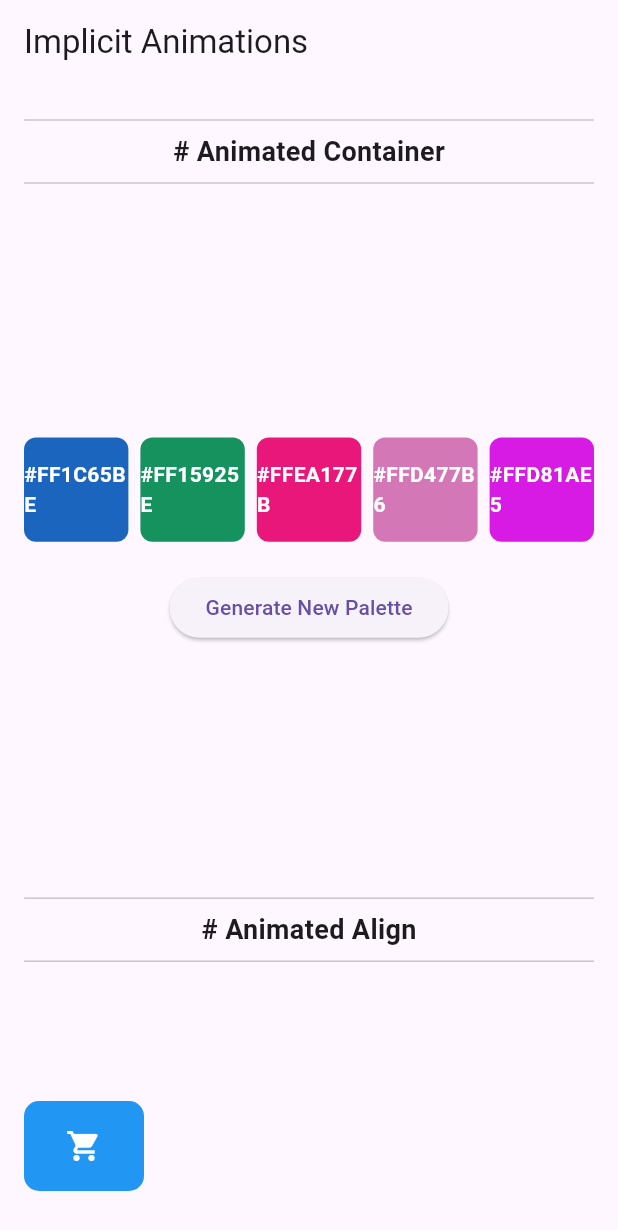
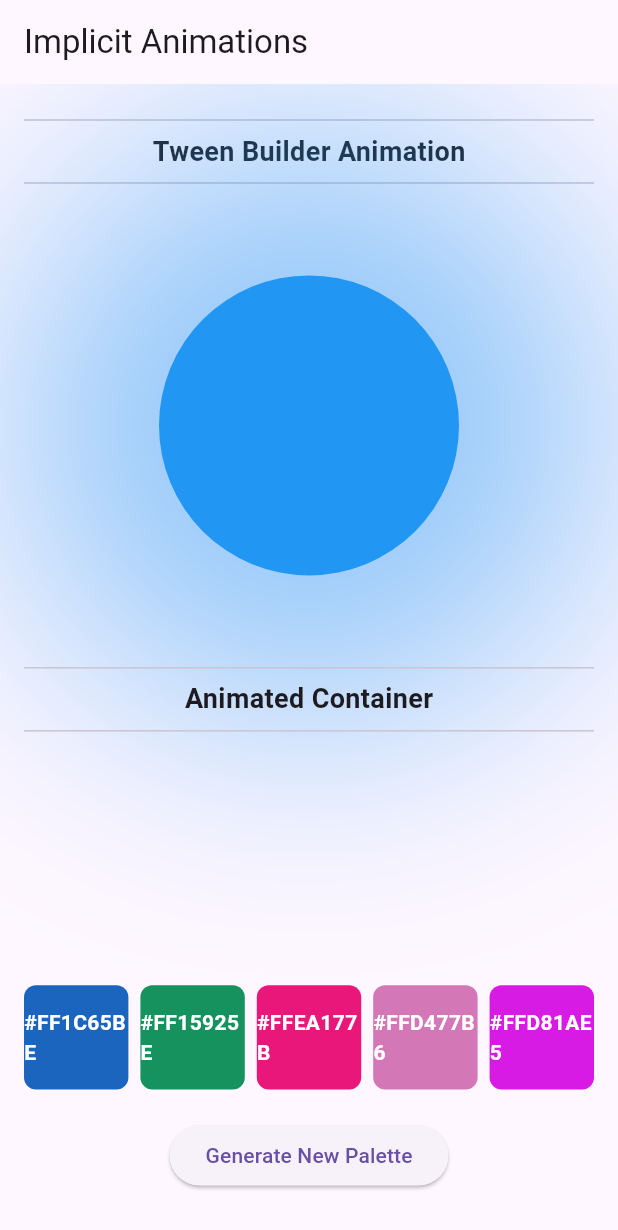
Before and after one commit to G1290-hik/didactic-succotash, a Flutter app: the screen it shows after launch, on a phone screen of 412 x 824 dp. Shown: the top 1230 px of the screen. Run offline on Flutter 3.47's test engine with Material 3 defaults, Android fonts, the phone set to English and light mode, and no system bars.

Commit message:
Completed Implicit Animations

```diff
--- a/lib/implicit_examples/implicitly_animated_screen.dart
+++ b/lib/implicit_examples/implicitly_animated_screen.dart
@@ -1,15 +1,4 @@
-import 'package:animation_playground/implicit_examples/widgets/animated_color_pallete.dart';
-import 'package:animation_playground/implicit_examples/widgets/animated_opacity_example.dart';
-import 'package:animation_playground/implicit_examples/widgets/animated_padding_example.dart';
-import 'package:animation_playground/implicit_examples/widgets/animated_physical_model.dart';
-import 'package:animation_playground/implicit_examples/widgets/animated_positioned_example.dart';
-import 'package:animation_playground/implicit_examples/widgets/animated_rotate_example.dart';
-import 'package:animation_playground/implicit_examples/widgets/animated_scale_example.dart';
-import 'package:animation_playground/implicit_examples/widgets/animated_shopping_cart_button.dart';
-import 'package:animation_playground/implicit_examples/widgets/animated_size_example.dart';
-import 'package:animation_playground/implicit_examples/widgets/animated_slide_example.dart';
-import 'package:animation_playground/implicit_examples/widgets/animated_switcher_example.dart';
-import 'package:animation_playground/implicit_examples/widgets/animated_text_style_example.dart';
+import 'package:animation_playground/implicit_examples/widgets/widgets.dart';
 import 'package:flutter/material.dart';
 
 class ImplicitlyAnimatedScreen extends StatefulWidget {
@@ -37,7 +26,20 @@ class _ImplicitlyAnimatedScreenState extends State<ImplicitlyAnimatedScreen> {
               children: <Widget>[
                 const Divider(),
                 const Text(
-                  "# Animated Container",
+                  "Tween Builder Animation",
+                  style: TextStyle(
+                    fontSize: 18,
+                    fontWeight: FontWeight.bold,
+                  ),
+                ),
+                const Divider(),
+                SizedBox(
+                  height: constraints.maxHeight * 0.4,
+                  child: const TweenAnimationBuilderExample(),
+                ),
+                const Divider(),
+                const Text(
+                  "Animated Container",
                   style: TextStyle(
                     fontSize: 18,
                     fontWeight: FontWeight.bold,
@@ -46,11 +48,11 @@ class _ImplicitlyAnimatedScreenState extends State<ImplicitlyAnimatedScreen> {
                 const Divider(),
                 SizedBox(
                   height: constraints.maxHeight * 0.6,
-                  child: const AnimatedColorPalette(),
+                  child: const ContainerExample(),
                 ),
                 const Divider(),
                 const Text(
-                  "# Animated Align",
+                  "Animated Align",
                   style: TextStyle(
                     fontSize: 18,
                     fontWeight: FontWeight.bold,
@@ -59,11 +61,11 @@ class _ImplicitlyAnimatedScreenState extends State<ImplicitlyAnimatedScreen> {
                 const Divider(),
                 SizedBox(
                   height: constraints.maxHeight * 0.3,
-                  child: const ShoppingCartButton(),
+                  child: const AlignExample(),
                 ),
                 const Divider(),
                 const Text(
-                  "# Animated DefaultTextStyle",
+                  "Animated DefaultTextStyle",
                   style: TextStyle(
                     fontSize: 18,
                     fontWeight: FontWeight.bold,
@@ -77,7 +79,7 @@ class _ImplicitlyAnimatedScreenState extends State<ImplicitlyAnimatedScreen> {
                 ),
                 const Divider(),
                 const Text(
-                  "# Animated Scale",
+                  "Animated Scale",
                   style: TextStyle(
                     fontSize: 18,
                     fontWeight: FontWeight.bold,
@@ -90,7 +92,7 @@ class _ImplicitlyAnimatedScreenState extends State<ImplicitlyAnimatedScreen> {
                 ),
                 const Divider(),
                 const Text(
-                  "# Animated Rotate",
+                  "Animated Rotate",
                   style: TextStyle(
                     fontSize: 18,
                     fontWeight: FontWeight.bold,
@@ -103,7 +105,7 @@ class _ImplicitlyAnimatedScreenState extends State<ImplicitlyAnimatedScreen> {
                 ),
                 const Divider(),
                 const Text(
-                  "# Animated Slide",
+                  "Animated Slide",
                   style: TextStyle(
                     fontSize: 18,
                     fontWeight: FontWeight.bold,
@@ -116,7 +118,7 @@ class _ImplicitlyAnimatedScreenState extends State<ImplicitlyAnimatedScreen> {
                 ),
                 const Divider(),
                 const Text(
-                  "# Animated Opacity",
+                  "Animated Opacity",
                   style: TextStyle(
                     fontSize: 18,
                     fontWeight: FontWeight.bold,
@@ -129,7 +131,7 @@ class _ImplicitlyAnimatedScreenState extends State<ImplicitlyAnimatedScreen> {
                 ),
                 const Divider(),
                 const Text(
-                  "# Animated Padding",
+                  "Animated Padding",
                   style: TextStyle(
                     fontSize: 18,
                     fontWeight: FontWeight.bold,
@@ -142,7 +144,7 @@ class _ImplicitlyAnimatedScreenState extends State<ImplicitlyAnimatedScreen> {
                 ),
                 const Divider(),
                 const Text(
-                  "# Animated PhysicalModel",
+                  "Animated PhysicalModel",
                   style: TextStyle(
                     fontSize: 18,
                     fontWeight: FontWeight.bold,
@@ -155,7 +157,7 @@ class _ImplicitlyAnimatedScreenState extends State<ImplicitlyAnimatedScreen> {
                 ),
                 const Divider(),
                 const Text(
-                  "# Animated Positioned",
+                  "Animated Positioned",
                   style: TextStyle(
                     fontSize: 18,
                     fontWeight: FontWeight.bold,
@@ -168,7 +170,7 @@ class _ImplicitlyAnimatedScreenState extends State<ImplicitlyAnimatedScreen> {
                 ),
                 const Divider(),
                 const Text(
-                  "# Animated CrossFade",
+                  "Animated CrossFade",
                   style: TextStyle(
                     fontSize: 18,
                     fontWeight: FontWeight.bold,
@@ -199,7 +201,7 @@ class _ImplicitlyAnimatedScreenState extends State<ImplicitlyAnimatedScreen> {
                 ),
                 const Divider(),
                 const Text(
-                  "# Animated Switcher",
+                  "Animated Switcher",
                   style: TextStyle(
                     fontSize: 18,
                     fontWeight: FontWeight.bold,
@@ -212,7 +214,7 @@ class _ImplicitlyAnimatedScreenState extends State<ImplicitlyAnimatedScreen> {
                 ),
                 const Divider(),
                 const Text(
-                  "# Animated Size",
+                  "Animated Size",
                   style: TextStyle(
                     fontSize: 18,
                     fontWeight: FontWeight.bold,
--- a/lib/implicit_examples/widgets/animated_shopping_cart_button.dart
+++ b/lib/implicit_examples/widgets/align_example_widget.dart
@@ -1,13 +1,13 @@
 import 'package:flutter/material.dart';
 
-class ShoppingCartButton extends StatefulWidget {
-  const ShoppingCartButton({super.key});
+class AlignExample extends StatefulWidget {
+  const AlignExample({super.key});
 
   @override
-  State<ShoppingCartButton> createState() => _ShoppingCartButtonState();
+  State<AlignExample> createState() => _AlignExampleState();
 }
 
-class _ShoppingCartButtonState extends State<ShoppingCartButton> {
+class _AlignExampleState extends State<AlignExample> {
   bool isClicked = false;
   bool isAlignedTop = true;
 
--- a/lib/implicit_examples/widgets/animated_color_pallete.dart
+++ b/lib/implicit_examples/widgets/container_example_widget.dart
@@ -2,14 +2,14 @@ import 'dart:math';
 
 import 'package:flutter/material.dart';
 
-class AnimatedColorPalette extends StatefulWidget {
-  const AnimatedColorPalette({super.key});
+class ContainerExample extends StatefulWidget {
+  const ContainerExample({super.key});
 
   @override
-  State<AnimatedColorPalette> createState() => _AnimatedColorPaletteState();
+  State<ContainerExample> createState() => _ContainerExampleState();
 }
 
-class _AnimatedColorPaletteState extends State<AnimatedColorPalette> {
+class _ContainerExampleState extends State<ContainerExample> {
   List<Color> currentPalette = generateRandomPalette();
 
   static List<Color> generateRandomPalette() {
--- /dev/null
+++ b/lib/implicit_examples/widgets/tween_animation_builder_example_widget.dart
@@ -0,0 +1,31 @@
+import 'package:flutter/material.dart';
+
+class TweenAnimationBuilderExample extends StatelessWidget {
+  const TweenAnimationBuilderExample({super.key});
+
+  @override
+  Widget build(BuildContext context) {
+    return Center(
+      child: TweenAnimationBuilder(
+          tween: Tween(begin: 0.0, end: 200.0),
+          duration: const Duration(milliseconds: 800),
+          builder: (context, size, widget) {
+            return Container(
+              width: size,
+              height: size,
+              decoration: BoxDecoration(
+                shape: BoxShape.circle,
+                color: Colors.blue,
+                boxShadow: [
+                  BoxShadow(
+                    color: Colors.blue.withOpacity(0.5),
+                    blurRadius: size,
+                    spreadRadius: size / 2,
+                  ),
+                ],
+              ),
+            );
+          }),
+    );
+  }
+}
```
Also changed, not shown: lib/implicit_examples/widgets/animated_tween_animation_builder_example.dart (deleted, +0 -32 lines), lib/implicit_examples/widgets/widgets.dart (added, +13 -0 lines), lib/implicit_examples/widgets/opacity_example_widget.dart (renamed from lib/implicit_examples/widgets/animated_opacity_example.dart), lib/implicit_examples/widgets/padding_example_widget.dart (renamed from lib/implicit_examples/widgets/animated_padding_example.dart), lib/implicit_examples/widgets/physical_model_example_widget.dart (renamed from lib/implicit_examples/widgets/animated_physical_model.dart), lib/implicit_examples/widgets/positioned_example_widget.dart (renamed from lib/implicit_examples/widgets/animated_positioned_example.dart), lib/implicit_examples/widgets/rotate_example_widget.dart (renamed from lib/implicit_examples/widgets/animated_rotate_example.dart), lib/implicit_examples/widgets/scale_example_widget.dart (renamed from lib/implicit_examples/widgets/animated_scale_example.dart), lib/implicit_examples/widgets/size_example_widget.dart (renamed from lib/implicit_examples/widgets/animated_size_example.dart), lib/implicit_examples/widgets/slide_example_widget.dart (renamed from lib/implicit_examples/widgets/animated_slide_example.dart), lib/implicit_examples/widgets/switcher_example_widget.dart (renamed from lib/implicit_examples/widgets/animated_switcher_example.dart), lib/implicit_examples/widgets/text_style_example_widget.dart (renamed from lib/implicit_examples/widgets/animated_text_style_example.dart).
